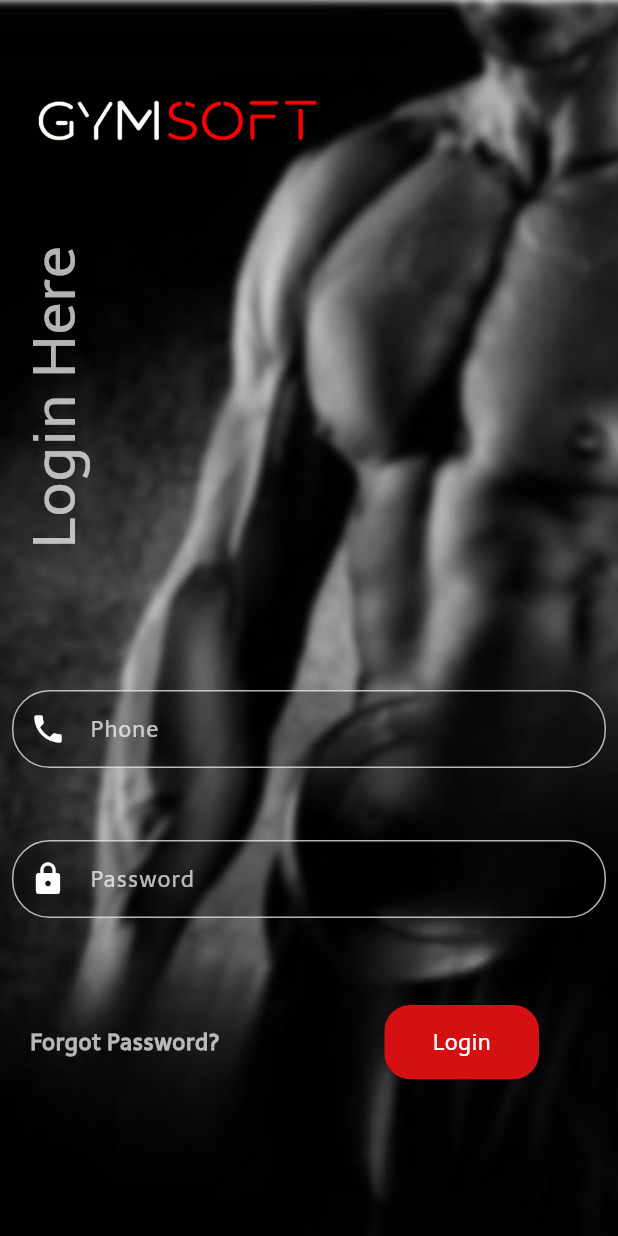
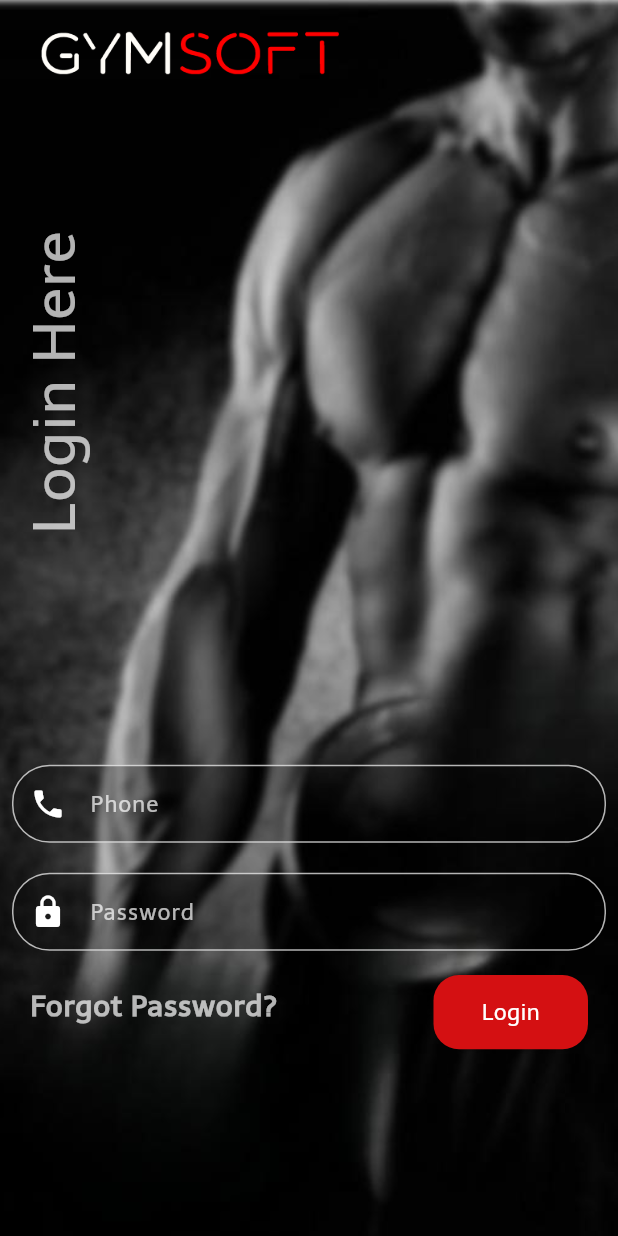
Before and after one commit to Suganya14Oct/Gymsoft-Mobile-App, a Flutter app: the ForgotPassword screen opened directly, after a tap on "Login", on a phone screen of 412 x 824 dp. Run offline on Flutter 3.47's test engine with Material 3 defaults, Android fonts, the phone set to English and light mode, and no system bars; our stand-ins replace dio, flutter_otp_text_field, flutter_secure_storage, flutter_sizer, fluttertoast, get and 4 more; accounts and stored records are empty.

Commit message:
bug fixing

```diff
--- a/lib/home_page/home_page.dart
+++ b/lib/home_page/home_page.dart
@@ -115,7 +115,7 @@ class _HomePageState extends State<HomePage> {
                   Row(
                     children: [
                       InkWell(
-                        child: Icon(Icons.notifications,
+                        child: Icon(Icons.notifications,color: Colors.white,
                           size: 29.dp,),
                         onTap: (){
                           setState(() {
--- a/lib/login/forgot_password.dart
+++ b/lib/login/forgot_password.dart
@@ -145,7 +145,7 @@ class _ForgotPasswordState extends State<ForgotPassword> {
             Row(
               children: [
                 Padding(
-                    padding: const EdgeInsets.only(top: 685.0, left: 20.0),
+                    padding: const EdgeInsets.only(top: 685.0, left: 18.0),
                     child: Text("New to Gym?",style: TextStyle(fontSize: 15.0.dp,color: Colors.white70),)
                 ),
                 Padding(
@@ -157,13 +157,13 @@ class _ForgotPasswordState extends State<ForgotPassword> {
                         child: Text("Login",style: TextStyle(fontSize: 15.0.dp,color: Colors.white70,fontWeight: FontWeight.bold),))
                 ),
                 Padding(
-                  padding: EdgeInsets.only(top: 680.0, left: 90.0),
+                  padding: EdgeInsets.only(top: 680.0, left: 85.0),
                   child: Container(
                     height: height * 0.06,
-                    width: width * 0.25,
+                    width: width * 0.265,
                     child: ElevatedButton(
                       style: ElevatedButton.styleFrom(
-                          backgroundColor: Color(0xff831E1E),
+                          backgroundColor: Color(0xffd41012),
                           shape: RoundedRectangleBorder(
                               borderRadius: BorderRadius.circular(17.0)
                           )
@@ -176,7 +176,7 @@ class _ForgotPasswordState extends State<ForgotPassword> {
                           }
                         });
                       },
-                      child: Text("Submit",style: TextStyle(fontSize: 15.0.dp,color: Colors.white70)),),
+                      child: Text("Submit",style: TextStyle(fontSize: 14.0.dp,color: Colors.white70)),),
                   ),
                 ),
               ],
--- a/lib/login/login.dart
+++ b/lib/login/login.dart
@@ -1,3 +1,4 @@
+import 'package:flutter/cupertino.dart';
 import 'package:flutter/services.dart';
 import 'package:gymsoft/login/api.dart';
 import 'package:flutter/material.dart';
@@ -50,7 +51,13 @@ class _LoginScreenState extends State<LoginScreen> {
     var height = MediaQuery.of(context).size.height;
     var width = MediaQuery.of(context).size.width;
 
-    return WillPopScope(
+    return GestureDetector(
+      onTap: (){
+        setState(() {
+          print('what to do...uuuffffff');
+        });
+      },
+      child: WillPopScope(
         onWillPop: () async{
           _back();
           return false;
@@ -60,6 +67,9 @@ class _LoginScreenState extends State<LoginScreen> {
            key: _formkey,
            child: SingleChildScrollView(
              physics: AlwaysScrollableScrollPhysics(),
+             child: Column(
+               children: [
+                 SafeArea(
                    child: Stack(
                      children: [
                        Container(
@@ -74,9 +84,18 @@ class _LoginScreenState extends State<LoginScreen> {
                            ),
                          ),
                        ),
-               Positioned(
-                 height: 190,
-                 width: 250,
+                       Container(
+                         height: height,
+                         width: width,
+                         child: Column(
+                           crossAxisAlignment: CrossAxisAlignment.start,
+                           children: [
+                             Padding(
+                               padding: EdgeInsets.only(top: 12.0),
+                               child: Container(
+                                 height: 9.5.h,
+                                 width: 65.w,
+                                 //color: Colors.amber,
                                  child: DecoratedBox(
                                    decoration: BoxDecoration(
                                        image: DecorationImage(
@@ -85,8 +104,9 @@ class _LoginScreenState extends State<LoginScreen> {
                                    ),
                                  ),
                                ),
+                             ),
                              Padding(
-                 padding: const EdgeInsets.only(top: 100.0, left: 8.0),
+                               padding: const EdgeInsets.only(left: 8.0),
                                child: Wrap(
                                  direction: Axis.vertical,
                                  children: [
@@ -105,18 +125,8 @@ class _LoginScreenState extends State<LoginScreen> {
                                ),
                              ),
                              Padding(
-                 padding: const EdgeInsets.only(top: 460.0, left: 8.0,right: 8.0),
-                 child: InkWell(
-                   onTap: (){
-                     setState(() {
-                     });
-                   },
+                               padding: const EdgeInsets.only(top: 90.0, left: 8.0,right: 8.0),
                                child: TextFormField(
-                       onTap: (){
-                         setState(() {
-
-                         });
-                       },
                                    style: TextStyle(
                                        color: Colors.white70,fontFamily: 'Telex',fontSize: 14.5.dp
                                    ),
@@ -152,9 +162,8 @@ class _LoginScreenState extends State<LoginScreen> {
                                    }
                                ),
                              ),
-               ),
                              Padding(
-                 padding: EdgeInsets.only(top: 560.0, left: 8.0,right: 8.0),
+                               padding: EdgeInsets.only(top: 20.0, left: 8.0,right: 8.0),
                                child: TextFormField(
                                    style: TextStyle(
                                        color: Colors.white70,fontFamily: 'Telex',fontSize: 14.5.dp
@@ -190,19 +199,27 @@ class _LoginScreenState extends State<LoginScreen> {
                                    }
                                ),
                              ),
-               Row(
-                 children: [
-                   InkWell(
-                     onTap: (){
-                       Navigator.push(context, MaterialPageRoute(builder: (context) => ForgotPassword()));
-                     },
-                     child: Padding(
-                       padding: const EdgeInsets.only(top: 670.0, left: 20.0),
-                       child: Text("Forgot Password?",style: TextStyle(fontSize: 15.0.dp,fontWeight: FontWeight.bold, color: Colors.white70),)
+                           ],
                          ),
                        ),
-                   Padding(
-                     padding: EdgeInsets.only(top: 670.0, left: 110.0 ),
+
+                       Positioned(
+                         top: 650.0,
+                         left: 20.0,
+                         child: GestureDetector(
+                           onTap: (){
+                             setState(() {
+                               Navigator.push(context, MaterialPageRoute(builder: (context) => ForgotPassword()));
+                             });
+                           },
+                             child: Container(
+                                 height: height * 0.05,
+                                 width: width * 0.4,
+                                 child: FittedBox(child: Text("Forgot Password?",style: TextStyle(fontSize: 14.0.dp,fontWeight: FontWeight.bold, color: Colors.white70),)))),
+                       ),
+                       Positioned(
+                         top: 650.0,
+                         right: 20.0,
                          child: Container(
                            height: height * 0.06,
                            width: width * 0.25,
@@ -235,7 +252,9 @@ class _LoginScreenState extends State<LoginScreen> {
                        ),
                      ],
                    ),
+                 ),
                ],
+             ),
            ),
          ),
         ),
--- a/lib/login/reset_password.dart
+++ b/lib/login/reset_password.dart
@@ -178,7 +178,7 @@ class _ResetPasswordState extends State<ResetPassword> {
                   width: width * 0.70,
                   child: ElevatedButton(
                     style: ElevatedButton.styleFrom(
-                        backgroundColor: Color(0xff831E1E),
+                        backgroundColor: Color(0xffd41012),
                         shape: RoundedRectangleBorder(
                             borderRadius: BorderRadius.circular(17.0)
                         )
```
Also changed, not shown: lib/login/otp_page.dart (+9 -8 lines), pubspec.lock, 1 other file. Lines whose indentation alone changed are shown as unchanged.
